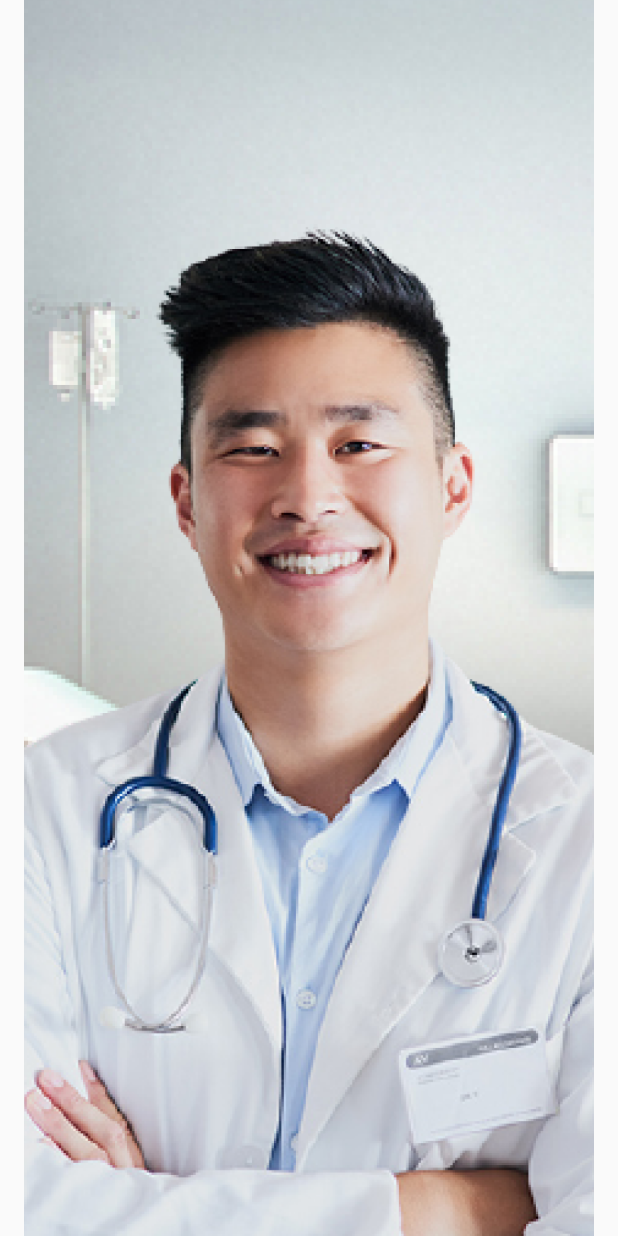
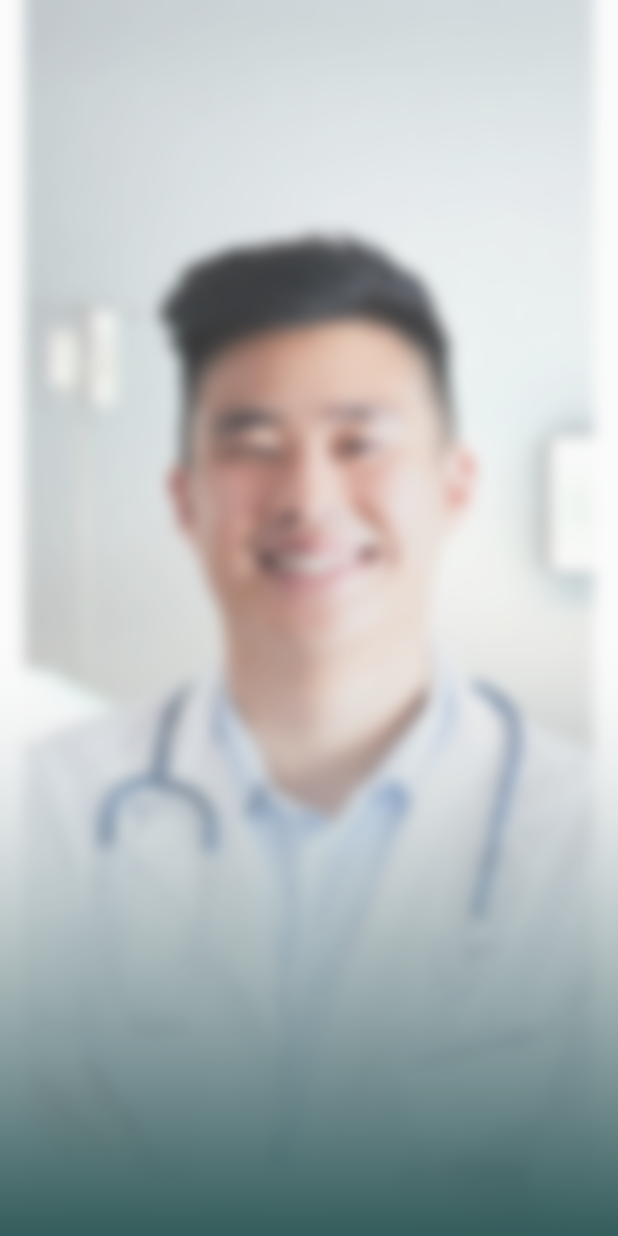
Before and after one commit to romofel/flutter-ui_practice-medical, a Flutter app: the AudioCallScreen screen opened directly, on a phone screen of 412 x 824 dp. Run offline on Flutter 3.47's test engine with Material 2 defaults, Android fonts, the phone set to English and light mode, and no system bars; our stand-ins replace google_fonts.

Commit message:
Add gradients and blur

```diff
--- a/lib/screens/audio_call_screen.dart
+++ b/lib/screens/audio_call_screen.dart
@@ -1,3 +1,5 @@
+import 'dart:ui';
+
 import 'package:flutter/material.dart';
 
 class AudioCallScreen extends StatelessWidget {
@@ -16,7 +18,48 @@ class AudioCallScreen extends StatelessWidget {
                 ),
               ),
             ),
-          )
+          ),
+          Align(
+            alignment: Alignment.bottomCenter,
+            child: Container(
+              height: MediaQuery.of(context).size.height / 2,
+              decoration: const BoxDecoration(
+                gradient: LinearGradient(
+                  colors: [
+                    Color(0x99001133),
+                    Color(0x00FFFFFF),
+                  ],
+                  begin: Alignment.bottomCenter,
+                  end: Alignment.topCenter,
+                ),
+              ),
+            ),
+          ),
+          Align(
+            alignment: Alignment.bottomCenter,
+            child: Container(
+              height: MediaQuery.of(context).size.height / 2,
+              decoration: const BoxDecoration(
+                gradient: LinearGradient(
+                  colors: [
+                    Color(0xff003331),
+                    Color(0x00FFFFFF),
+                  ],
+                  begin: Alignment.bottomCenter,
+                  end: Alignment.topCenter,
+                ),
+              ),
+            ),
+          ),
+          Container(
+            height: double.infinity,
+            child: BackdropFilter(
+              filter: ImageFilter.blur(sigmaX: 5.0, sigmaY: 5.0),
+              child: Container(
+                color: Colors.white.withOpacity(.2),
+              ),
+            ),
+          ),
         ],
       ),
     );
```
